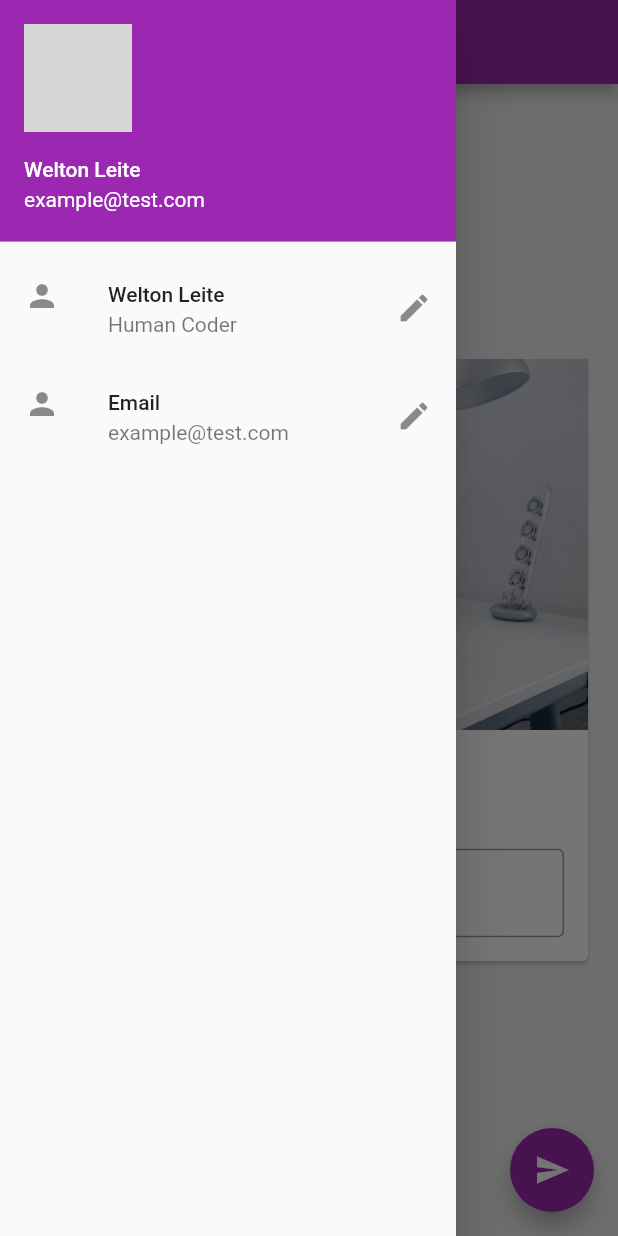
After one commit to wwwwelton/flutter-essentials-freecodecamp, a Flutter app: the screen it shows after launch, with the side drawer open, on a phone screen of 412 x 824 dp. The commit adds this screen. Run offline on Flutter 3.47's test engine with Material 2 defaults, Android fonts, the phone set to English and light mode, and no system bars; network calls fail; grey boxes are pictures that could not be loaded.

Commit message:
refactor: organize widgets and pages

```diff
--- /dev/null
+++ b/awesome_app/lib/drawer.dart
@@ -0,0 +1,36 @@
+import 'package:flutter/material.dart';
+
+class MyDrawer extends StatelessWidget {
+  const MyDrawer({super.key});
+
+  @override
+  Widget build(BuildContext context) {
+    return Drawer(
+      child: ListView(
+        padding: const EdgeInsets.all(0),
+        children: [
+          const UserAccountsDrawerHeader(
+            accountName: Text("Welton Leite"),
+            accountEmail: Text("example@test.com"),
+            currentAccountPicture: CircleAvatar(
+                backgroundImage: NetworkImage(
+                    "https://images.unsplash.com/photo-1570295999919-56ceb5ecca61?ixlib=rb-4.0.3&ixid=MnwxMjA3fDB8MHxwaG90by1wYWdlfHx8fGVufDB8fHx8&auto=format&fit=crop&w=880&q=80")),
+          ),
+          ListTile(
+            leading: Icon(Icons.person),
+            title: Text("Welton Leite"),
+            subtitle: Text("Human Coder"),
+            trailing: Icon(Icons.edit),
+            onTap: () {},
+          ),
+          const ListTile(
+            leading: Icon(Icons.person),
+            title: Text("Email"),
+            subtitle: Text("example@test.com"),
+            trailing: Icon(Icons.edit),
+          ),
+        ],
+      ),
+    );
+  }
+}
--- /dev/null
+++ b/awesome_app/lib/name_card_widget.dart
@@ -0,0 +1,41 @@
+import 'package:flutter/material.dart';
+
+class NameCardWidget extends StatelessWidget {
+  const NameCardWidget({
+    super.key,
+    required this.myText,
+    required TextEditingController nameController,
+  }) : _nameController = nameController;
+
+  final String myText;
+  final TextEditingController _nameController;
+
+  @override
+  Widget build(BuildContext context) {
+    return Card(
+      child: Column(children: [
+        Image.asset("assets/bg.jpeg"),
+        SizedBox(
+          height: 20,
+        ),
+        Text(
+          myText,
+          style: TextStyle(fontSize: 20, fontWeight: FontWeight.bold),
+        ),
+        SizedBox(
+          height: 20,
+        ),
+        Padding(
+          padding: const EdgeInsets.all(16.0),
+          child: TextField(
+            controller: _nameController,
+            decoration: InputDecoration(
+                border: OutlineInputBorder(),
+                hintText: "Enter Some Text",
+                labelText: "Name"),
+          ),
+        )
+      ]),
+    );
+  }
+}
--- /dev/null
+++ b/awesome_app/lib/pages/home_page.dart
@@ -0,0 +1,57 @@
+import 'package:awesome_app/drawer.dart';
+import 'package:awesome_app/name_card_widget.dart';
+import 'package:flutter/material.dart';
+
+class HomePage extends StatefulWidget {
+  const HomePage({super.key});
+
+  @override
+  State<HomePage> createState() => _HomePageState();
+}
+
+class _HomePageState extends State<HomePage> {
+  var myText = "Change my Name";
+  // underscore "_" mean the attribute is private "_nameController"
+  // in dart we don't need to use new keyword " = new TextEditingController();"
+  TextEditingController _nameController = TextEditingController();
+
+  // called before build, before building the widget
+  // @override
+  // void initState() {
+  //   super.initState();
+  // }
+
+  // called after widget build, similitar to return in react
+  // @override
+  // void dispose() {
+  //   super.dispose();
+  // }
+
+  @override
+  Widget build(BuildContext context) {
+    return Scaffold(
+      backgroundColor: Colors.grey[200],
+      appBar: AppBar(
+        title: const Text("Awesome App"),
+      ),
+      body: Center(
+        child: Padding(
+          padding: const EdgeInsets.all(16.0),
+          child: SingleChildScrollView(
+            child:
+                NameCardWidget(myText: myText, nameController: _nameController),
+          ),
+        ),
+      ),
+      drawer: MyDrawer(),
+      floatingActionButton: FloatingActionButton(
+        onPressed: () {
+          myText = _nameController.text;
+          setState(() {});
+        },
+        child: Icon(Icons.send),
+      ),
+      floatingActionButtonLocation: FloatingActionButtonLocation.endFloat,
+    );
+  }
+}
```
Also changed, not shown: awesome_app/lib/main.dart (+7 -100 lines).
